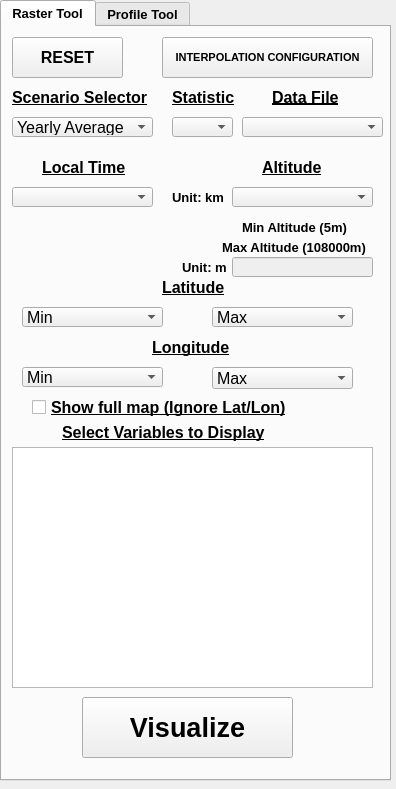
Old version of the form mcd_visualizer_dockwidget_base_profiles.ui in the repository davidsr21/mcd_visualizer.
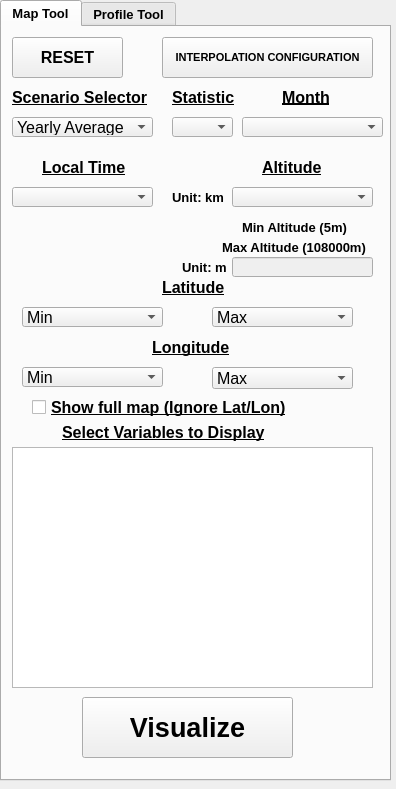
New version of the form. The open tabs and pages were chosen to show the change.

What changed in the file:
```diff
--- a/mcd_visualizer_dockwidget_base_profiles.ui
+++ b/mcd_visualizer_dockwidget_base_profiles.ui
@@ -56,7 +56,7 @@
     </property>
     <widget class="QWidget" name="Map_Tool">
      <attribute name="title">
-      <string>Raster Tool</string>
+      <string>Map Tool</string>
      </attribute>
      <widget class="QPushButton" name="Push_Reset">
       <property name="geometry">
@@ -103,7 +103,7 @@
      <widget class="QLabel" name="Label_Archivo">
       <property name="geometry">
        <rect>
-        <x>270</x>
+        <x>280</x>
         <y>60</y>
         <width>81</width>
         <height>20</height>
@@ -119,7 +119,7 @@
        </font>
       </property>
       <property name="text">
-       <string>Data File</string>
+       <string>Month</string>
       </property>
      </widget>
      <widget class="QLabel" name="Label_Epoca">
```
Left out of the diff: 6 changed lines with no effect on the pictures.
